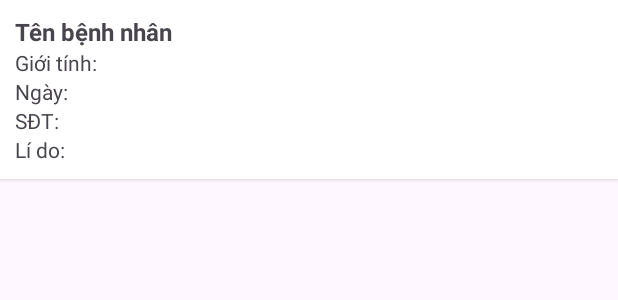
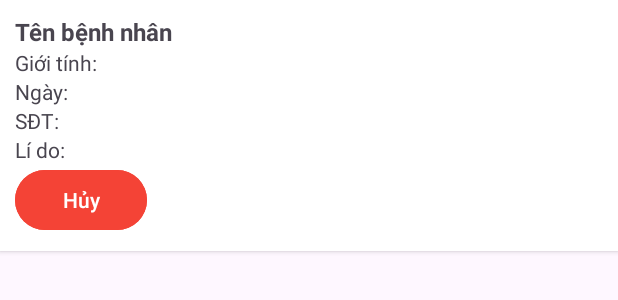
Before and after one commit to lephambinh05/vinmec, an Android app: the layout item_appointment.xml on its own in the app's theme, with its tools: preview values and no code run, on a phone screen of 412 x 824 dp. Shown: the top 300 px of the screen. Run offline under Robolectric (Android 15) with nearby library versions, the light colour scheme and no system bars.

Commit message:
add cancel appointment

```diff
--- a/app/src/main/java/com/example/app/AppointmentScheduleFragment.java
+++ b/app/src/main/java/com/example/app/AppointmentScheduleFragment.java
@@ -66,6 +66,7 @@ public class AppointmentScheduleFragment extends Fragment {
     }
 
     private void loadAppointments() {
+        if (currentUser == null) return;
 
         String userId = currentUser.getUid();
         Log.d("FirestoreCheck", "🔍 Truy vấn lịch hẹn cho userId: " + userId);
@@ -78,6 +79,7 @@ public class AppointmentScheduleFragment extends Fragment {
                     appointmentList.clear();
                     for (QueryDocumentSnapshot document : queryDocumentSnapshots) {
                         Appointment appointment = document.toObject(Appointment.class);
+                        appointment.setId(document.getId()); // Lưu ID Firestore vào đối tượng
                         Log.d("FirestoreCheck", "📄 Lịch hẹn: " + document.getId() + " - " + document.getData());
                         appointmentList.add(appointment);
                     }
--- a/app/src/main/res/layout/item_appointment.xml
+++ b/app/src/main/res/layout/item_appointment.xml
@@ -39,4 +39,12 @@
         android:layout_height="wrap_content"
         android:text="Lí do: "
         android:textSize="14sp" />
+    <Button
+        android:id="@+id/btnCancelAppointment"
+        android:layout_width="wrap_content"
+        android:layout_height="wrap_content"
+        android:text="Hủy"
+        android:backgroundTint="@color/red"
+        android:textColor="@android:color/white"/>
+
 </LinearLayout>
```
Also changed, not shown: app/src/main/java/com/example/app/Appointment.java (+9 -0 lines), app/src/main/java/com/example/app/AppointmentAdapter.java (+25 -2 lines).
